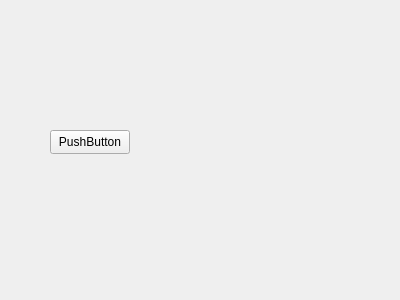
This is A8EduApp/startwidget.ui in University-of-Utah-CS3505/a9-edu-app-f24-00Calvin00 as Qt 5 draws it before an edit. The edited form follows.
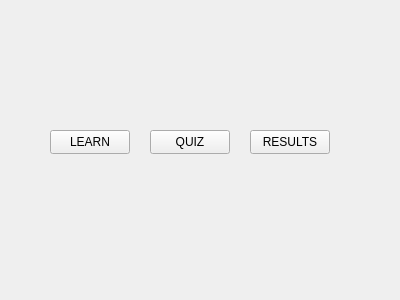
This is the edited form.

Commit message: Added results button, learn, and quiz

```diff
--- a/A8EduApp/startwidget.ui
+++ b/A8EduApp/startwidget.ui
@@ -23,7 +23,33 @@
     </rect>
    </property>
    <property name="text">
-    <string>PushButton</string>
+    <string>LEARN</string>
+   </property>
+  </widget>
+  <widget class="QPushButton" name="quizButton">
+   <property name="geometry">
+    <rect>
+     <x>150</x>
+     <y>130</y>
+     <width>80</width>
+     <height>24</height>
+    </rect>
+   </property>
+   <property name="text">
+    <string>QUIZ</string>
+   </property>
+  </widget>
+  <widget class="QPushButton" name="resultsButton">
+   <property name="geometry">
+    <rect>
+     <x>250</x>
+     <y>130</y>
+     <width>80</width>
+     <height>24</height>
+    </rect>
+   </property>
+   <property name="text">
+    <string>RESULTS</string>
    </property>
   </widget>
  </widget>
```
The commit also changes 54 other files.
